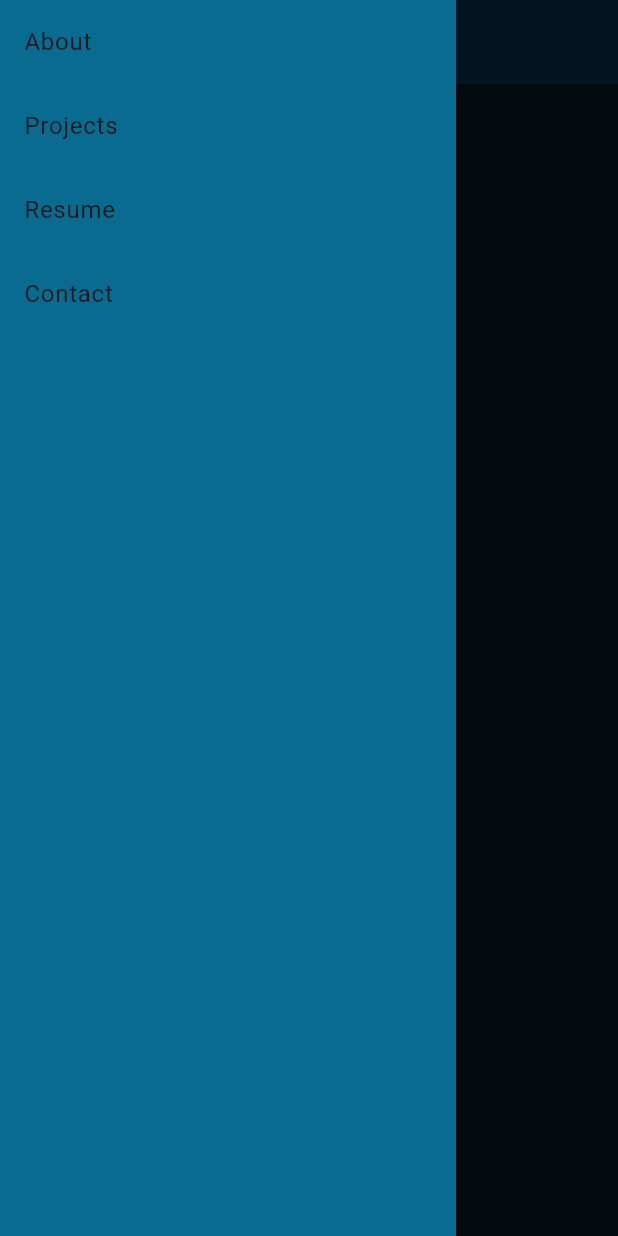
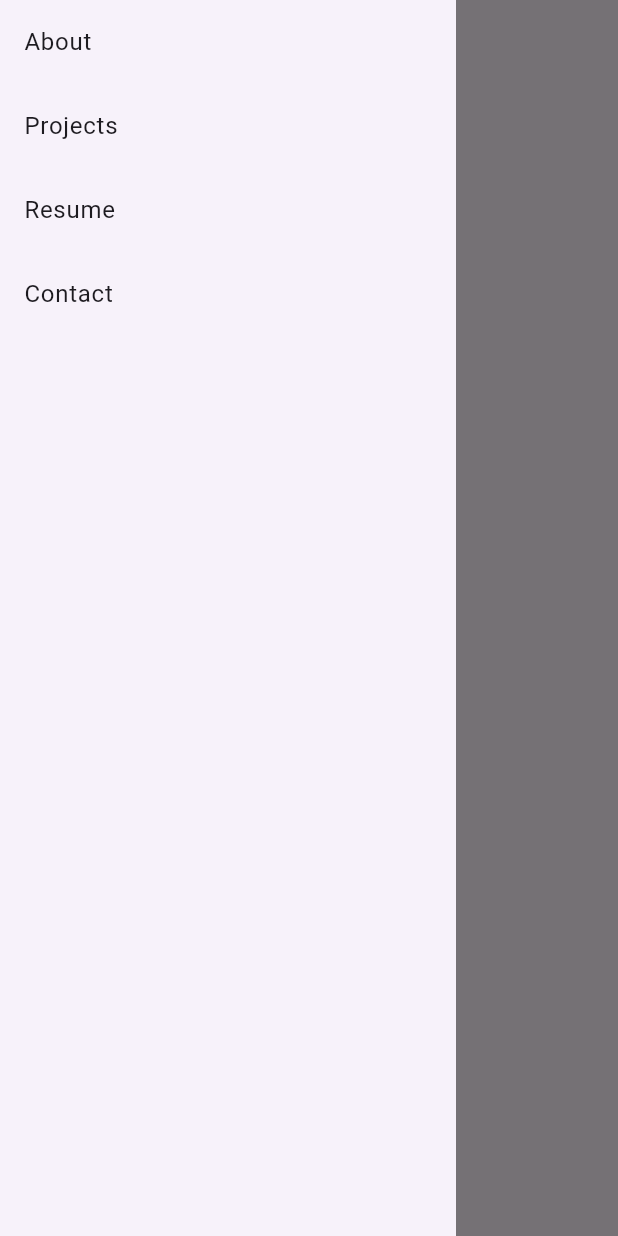
Before and after one commit to 1Shibam/portfolio_web, a Flutter app: the screen it shows after launch, with the side drawer open, on a phone screen of 412 x 824 dp. Run offline on Flutter 3.47's test engine with Material 3 defaults, Android fonts, the phone set to English and light mode, and no system bars; our stand-ins replace animated_text_kit, flutter_riverpod, go_router.

Commit message:
resolving theme issue

```diff
--- a/lib/app.dart
+++ b/lib/app.dart
@@ -9,7 +9,7 @@ class PortfolioWeb extends StatelessWidget {
   Widget build(BuildContext context) {
     return MaterialApp.router(
       routerConfig: router,
-      theme: webAppThem,
+      theme: webAppTheme,
     );
   }
 }
--- a/lib/responsive/mobile/mobile_screen_layout.dart
+++ b/lib/responsive/mobile/mobile_screen_layout.dart
@@ -1,5 +1,5 @@
 import 'package:flutter/material.dart';
-import 'package:portfolio_web/theme/colors.dart';
+
 
 class MobileScreenLayout extends StatelessWidget {
   const MobileScreenLayout({super.key});
@@ -8,11 +8,11 @@ class MobileScreenLayout extends StatelessWidget {
   Widget build(BuildContext context) {
     return Scaffold(
         appBar: AppBar(
-          backgroundColor: AppColors.darkBlue,
+
         ),
         drawer: Drawer(
           shape: const RoundedRectangleBorder(),
-          backgroundColor: AppColors.lightBlue,
+
           child: ListView(
             children: const [
               ListTile(
--- a/lib/responsive/tablet/tablet_screen_layout.dart
+++ b/lib/responsive/tablet/tablet_screen_layout.dart
@@ -1,5 +1,5 @@
 import 'package:flutter/material.dart';
-import 'package:portfolio_web/theme/colors.dart';
+
 
 class TabletScreenLayout extends StatelessWidget {
   const TabletScreenLayout({super.key});
@@ -8,11 +8,11 @@ class TabletScreenLayout extends StatelessWidget {
   Widget build(BuildContext context) {
     return Scaffold(
         appBar: AppBar(
-          backgroundColor: AppColors.darkBlue,
+
         ),
         drawer: Drawer(
           shape: const RoundedRectangleBorder(),
-          backgroundColor: AppColors.lightBlue,
+
           child: ListView(
             children: const [
               ListTile(
--- a/lib/theme/colors.dart
+++ b/lib/theme/colors.dart
@@ -1,9 +1,15 @@
 import 'package:flutter/material.dart';
 
+
 class AppColors {
-  static const Color darkBackground = Color(0xff08171E);
-  static const Color darkBlue = Color(0xff042b44);
-  static const Color lightBlue = Color(0xff096b90);
-  static const Color primaryText = Color(0xff71b7d5);
-  static const Color subText = Color(0xffa1ccdc);
+  static const Color background = Color(0xFF121212);
+  static const Color surface = Color(0xFF1E1E1E);
+  static const Color primaryText = Color(0xFFE0E0E0);
+  static const Color secondaryText = Color(0xFFB0B0B0);
+  static const Color accentPurple = Color(0xFFBB86FC);
+  static const Color accentCyan = Color(0xFF03DAC6);
+  static const Color accentOrange = Color(0xFFFF5722);
+  static const Color mutedBrown = Color(0xFF8D6E63);
+  static const Color errorRed = Color(0xFFCF6679);
+  static const Color successGreen = Color(0xFF00C853);
 }
--- a/lib/theme/web_theme.dart
+++ b/lib/theme/web_theme.dart
@@ -1,9 +1,3 @@
 import 'package:flutter/material.dart';
-import 'package:portfolio_web/theme/colors.dart';
 
-ThemeData webAppThem = ThemeData(
-    scaffoldBackgroundColor: AppColors.darkBackground,
-    cardColor: AppColors.darkBackground,
-    drawerTheme: const DrawerThemeData(
-      backgroundColor: AppColors.darkBlue,
-    ));
+ThemeData webAppTheme = ThemeData();
```
Also changed, not shown: lib/responsive/desktop/desktop_screen_layout.dart (+4 -4 lines).
